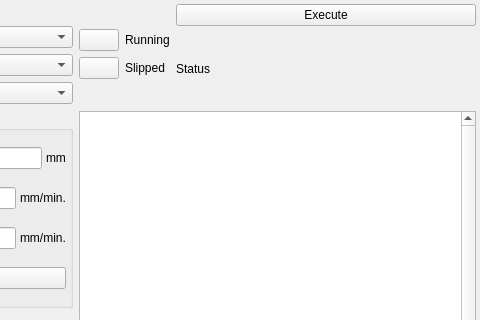
This is modules/motor/camform.ui in northriv/KAME as Qt 5 draws it before an edit; both pictures show x 543 to 1023 and y 0 to 320 of the 1023 by 515 pixel window. The edited form follows.
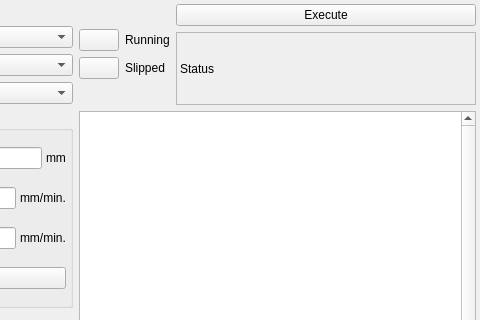
This is the edited form.

Diff of the .ui file:
```diff
--- a/modules/motor/camform.ui
+++ b/modules/motor/camform.ui
@@ -1696,14 +1696,20 @@
       <item row="1" column="1">
        <widget class="QLabel" name="m_lblStatus">
         <property name="sizePolicy">
-         <sizepolicy hsizetype="Preferred" vsizetype="Preferred">
+         <sizepolicy hsizetype="MinimumExpanding" vsizetype="Preferred">
           <horstretch>0</horstretch>
           <verstretch>0</verstretch>
          </sizepolicy>
         </property>
+        <property name="frameShape">
+         <enum>QFrame::StyledPanel</enum>
+        </property>
         <property name="text">
          <string>Status</string>
         </property>
+        <property name="wordWrap">
+         <bool>true</bool>
+        </property>
        </widget>
       </item>
      </layout>
```
